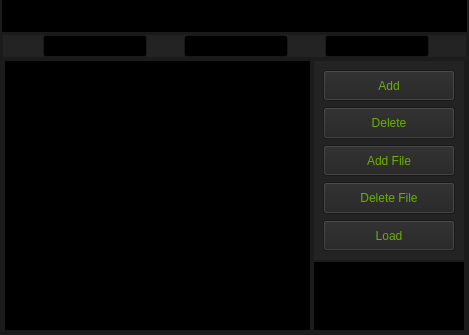
Before: the Qt Designer form mainwindow.ui in hakan-demirli/cGPA-Calculator, drawn with Qt 5; both pictures show x 0 to 469 and y 370 to 705 of the 469 by 705 pixel window.
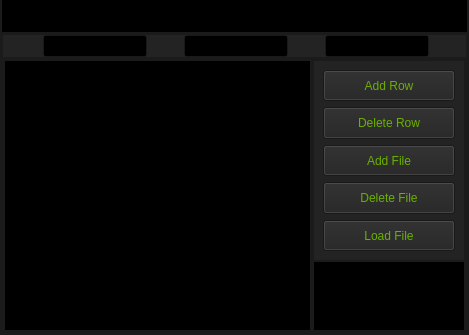
After: the same form once the commit is applied.

```diff
--- a/mainwindow.ui
+++ b/mainwindow.ui
@@ -9256,7 +9256,7 @@
                       </palette>
                      </property>
                      <property name="text">
-                      <string>Add</string>
+                      <string>Add Row</string>
                      </property>
                     </widget>
                    </item>
@@ -9765,7 +9765,7 @@
                       </palette>
                      </property>
                      <property name="text">
-                      <string>Delete</string>
+                      <string>Delete Row</string>
                      </property>
                     </widget>
                    </item>
@@ -11292,7 +11292,7 @@
                       </palette>
                      </property>
                      <property name="text">
-                      <string>Load</string>
+                      <string>Load File</string>
                      </property>
                     </widget>
                    </item>
```
